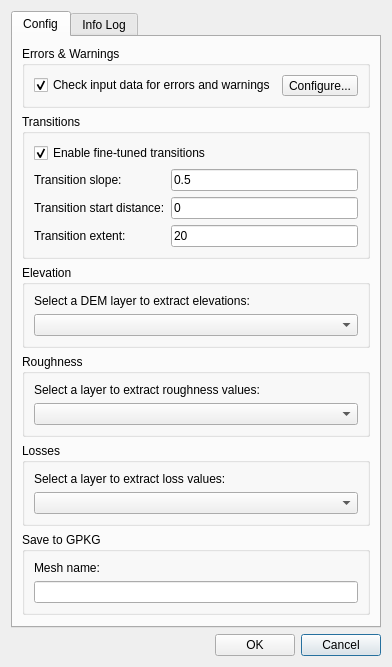
Above: core/ui/toolbars/utilities/create_mesh.ui from ibergis/ibergis_qgis_plugin before the change. Below: the same form after it.
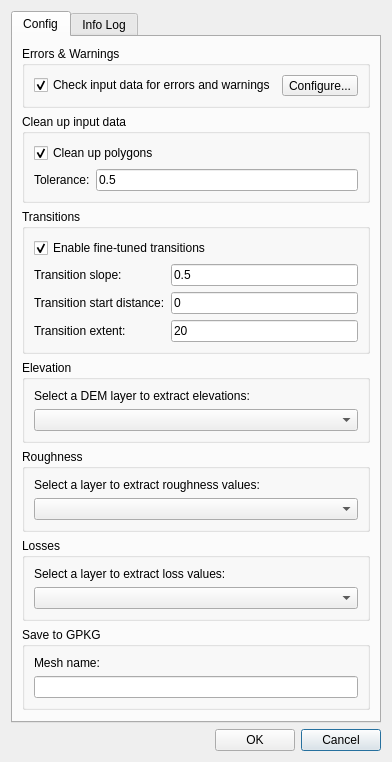
That is the form after the change.

Commit message: Give the user the option to clean geometries

What changed in the file:
```diff
--- a/core/ui/toolbars/utilities/create_mesh.ui
+++ b/core/ui/toolbars/utilities/create_mesh.ui
@@ -7,7 +7,7 @@
     <x>0</x>
     <y>0</y>
     <width>366</width>
-    <height>622</height>
+    <height>679</height>
    </rect>
   </property>
   <property name="windowTitle">
@@ -84,19 +84,6 @@
            <property name="bottomMargin">
             <number>0</number>
            </property>
-           <item row="6" column="0">
-            <spacer name="verticalSpacer">
-             <property name="orientation">
-              <enum>Qt::Vertical</enum>
-             </property>
-             <property name="sizeHint" stdset="0">
-              <size>
-               <width>20</width>
-               <height>33</height>
-              </size>
-             </property>
-            </spacer>
-           </item>
            <item row="0" column="0">
             <widget class="QGroupBox" name="groupBox_4">
              <property name="title">
@@ -136,7 +123,39 @@
              </layout>
             </widget>
            </item>
+           <item row="7" column="0">
+            <spacer name="verticalSpacer">
+             <property name="orientation">
+              <enum>Qt::Vertical</enum>
+             </property>
+             <property name="sizeHint" stdset="0">
+              <size>
+               <width>20</width>
+               <height>33</height>
+              </size>
+             </property>
+            </spacer>
+           </item>
            <item row="3" column="0">
+            <widget class="QGroupBox" name="groupBox_2">
+             <property name="title">
+              <string>Elevation</string>
+             </property>
+             <layout class="QGridLayout" name="gridLayout_3">
+              <item row="1" column="0">
+               <widget class="QComboBox" name="cmb_dem_layer"/>
+              </item>
+              <item row="0" column="0">
+               <widget class="QLabel" name="lbl_dem_layer">
+                <property name="text">
+                 <string>Select a DEM layer to extract elevations:</string>
+                </property>
+               </widget>
+              </item>
+             </layout>
+            </widget>
+           </item>
+           <item row="4" column="0">
             <widget class="QGroupBox" name="groupBox_3">
              <property name="title">
               <string>Roughness</string>
@@ -155,7 +174,26 @@
              </layout>
             </widget>
            </item>
-           <item row="1" column="0">
+           <item row="5" column="0">
+            <widget class="QGroupBox" name="groupBox_7">
+             <property name="title">
+              <string>Losses</string>
+             </property>
+             <layout class="QGridLayout" name="gridLayout_12">
+              <item row="0" column="0">
+               <widget class="QLabel" name="lbl_losses_layer">
+                <property name="text">
+                 <string>Select a layer to extract loss values:</string>
+                </property>
+               </widget>
+              </item>
+              <item row="1" column="0">
+               <widget class="QComboBox" name="cmb_losses_layer"/>
+              </item>
+             </layout>
+            </widget>
+           </item>
+           <item row="2" column="0">
             <widget class="QGroupBox" name="groupBox">
              <property name="title">
               <string>Transitions</string>
@@ -216,7 +254,7 @@
              </layout>
             </widget>
            </item>
-           <item row="5" column="0">
+           <item row="6" column="0">
             <widget class="QGroupBox" name="groupBox_5">
              <property name="title">
               <string>Save to GPKG</string>
@@ -235,40 +273,38 @@
              </layout>
             </widget>
            </item>
-           <item row="2" column="0">
-            <widget class="QGroupBox" name="groupBox_2">
+           <item row="1" column="0">
+            <widget class="QGroupBox" name="groupBox_8">
              <property name="title">
-              <string>Elevation</string>
+              <string>Clean up input data</string>
              </property>
-             <layout class="QGridLayout" name="gridLayout_3">
-              <item row="1" column="0">
-               <widget class="QComboBox" name="cmb_dem_layer"/>
-              </item>
-              <item row="0" column="0">
-               <widget class="QLabel" name="lbl_dem_layer">
+             <layout class="QGridLayout" name="gridLayout_13">
+              <item row="1" column="1">
+               <widget class="QLineEdit" name="txt_tolerance">
                 <property name="text">
-                 <string>Select a DEM layer to extract elevations:</string>
+                 <string>0.5</string>
                 </property>
                </widget>
               </item>
-             </layout>
-            </widget>
-           </item>
-           <item row="4" column="0">
-            <widget class="QGroupBox" name="groupBox_7">
-             <property name="title">
-              <string>Losses</string>
-             </property>
-             <layout class="QGridLayout" name="gridLayout_12">
-              <item row="0" column="0">
-               <widget class="QLabel" name="lbl_losses_layer">
+              <item row="1" column="0">
+               <widget class="QLabel" name="lbl_tolerance">
                 <property name="text">
-                 <string>Select a layer to extract loss values:</string>
+                 <string>Tolerance:</string>
                 </property>
                </widget>
               </item>
-              <item row="1" column="0">
-               <widget class="QComboBox" name="cmb_losses_layer"/>
+              <item row="0" column="0" colspan="2">
+               <widget class="QCheckBox" name="chk_clean_geometries">
+                <property name="toolTip">
+                 <string>Clean up the input data by removing duplicate and closely positioned vertices.</string>
+                </property>
+                <property name="text">
+                 <string>Clean up polygons</string>
+                </property>
+                <property name="checked">
+                 <bool>true</bool>
+                </property>
+               </widget>
               </item>
              </layout>
             </widget>
```
The commit also changes 3 other files.
